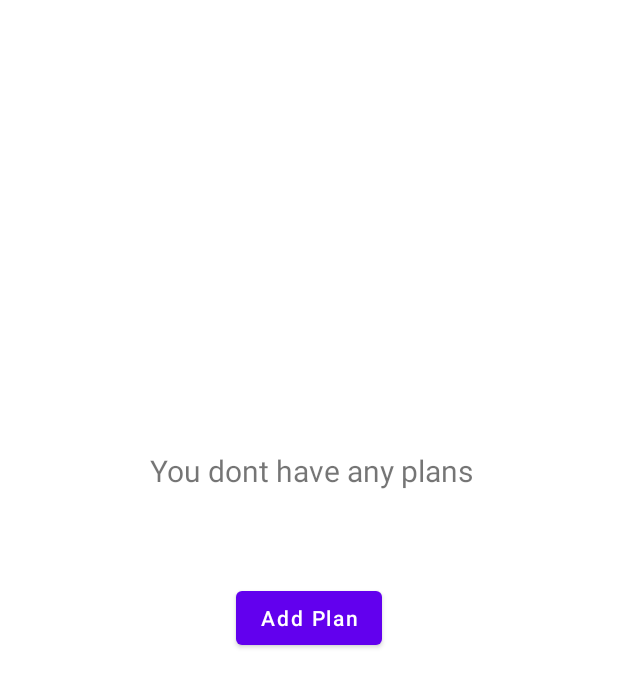
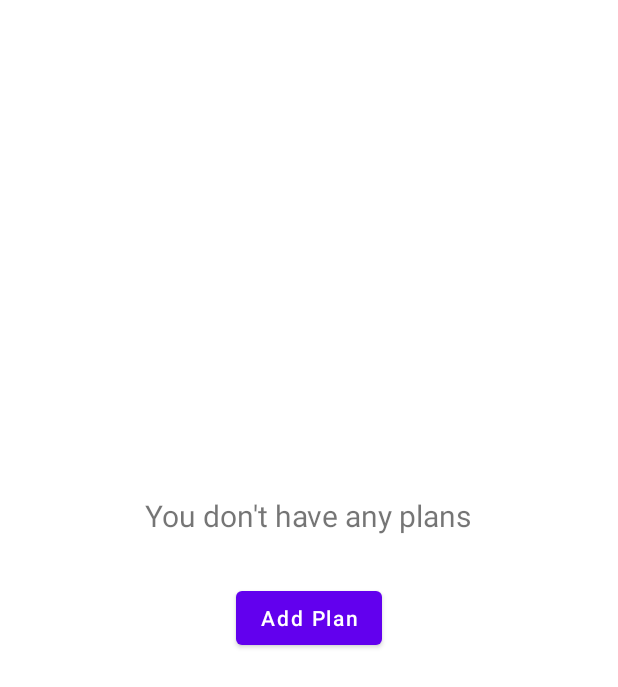
Before and after one commit to matiry321/Gymming, an Android app: the PlanActivity screen opened directly, with no data from a screen before it, on a phone screen of 412 x 824 dp. Shown: the top 687 px of the screen. Run offline under Robolectric (Android 15) with nearby library versions, the phone set to English and light mode, and no system bars.

Commit message:
2nd commit

```diff
--- a/app/src/main/java/com/example/gymming/MainActivity2.java
+++ b/app/src/main/java/com/example/gymming/MainActivity2.java
@@ -15,7 +15,7 @@ public class MainActivity2 extends AppCompatActivity {
 
 
         @Override
-    protected void onCreate(Bundle savedInstanceState) {
+        protected void onCreate(Bundle savedInstanceState) {
         super.onCreate(savedInstanceState);
         setContentView(R.layout.activity_main2);
             btnPlans=findViewById(R.id.btnPlans);
--- a/app/src/main/java/com/example/gymming/Plan.java
+++ b/app/src/main/java/com/example/gymming/Plan.java
@@ -35,6 +35,7 @@ public class Plan implements Parcelable {//Why do we use parcelable
             return new Plan[size];
         }
     };
+
 
     public Modelclass getTraining() {
         return training;
--- a/app/src/main/java/com/example/gymming/PlanActivity.java
+++ b/app/src/main/java/com/example/gymming/PlanActivity.java
@@ -32,32 +32,15 @@ public class PlanActivity extends AppCompatActivity {
     protected void onCreate(Bundle savedInstanceState) {
         super.onCreate(savedInstanceState);
         setContentView(R.layout.activity_plan);
-        Mondayedit = findViewById(R.id.Mondayedit);
-        Tuesdayedit = findViewById(R.id.Tuesdayedit);
-        Wednesdayedit = findViewById(R.id.Wednesdayedit);
-        Thursdayedit = findViewById(R.id.Thursdayedit);
-        Fridayedit = findViewById(R.id.Fridayedit);
-        Saturdayedit = findViewById(R.id.Saturdayedit);
-        Sundayedit = findViewById(R.id.Sundayedit);
-        addplan = findViewById(R.id.addplan);
-        rec1 = findViewById(R.id.rec1);
-        rec2 = findViewById(R.id.rec2);
-        rec3 = findViewById(R.id.rec3);
-        rec4 = findViewById(R.id.rec4);
-        rec5 = findViewById(R.id.rec5);
-        rec6 = findViewById(R.id.rec6);
-        rec7 = findViewById(R.id.rec7);
-        noplanRel = findViewById(R.id.noplanRel);
-        scroll = findViewById(R.id.scroll);
+        initViews();
 
-        ArrayList<Plan> plans=Utils.getPlans();
+        ArrayList<Plan> plans = Utils.getPlans();
         if(null!=plans)
         {
             if (plans.size() > 0)
             {
                 noplanRel.setVisibility(View.GONE);
                 scroll.setVisibility(View.VISIBLE);
-
                 initRecview();
                 setEditOnClickListener();
             }
@@ -194,11 +177,33 @@ public class PlanActivity extends AppCompatActivity {
             }
             return plans;
         }
-
-    @Override
-    public void onBackPressed() {
+       @Override
+       public void onBackPressed() {
         Intent intent=new Intent(this,MainActivity2.class);
         intent.setFlags(Intent.FLAG_ACTIVITY_CLEAR_TASK|Intent.FLAG_ACTIVITY_NEW_TASK);
         startActivity(intent);
     }
+
+        private void initViews()
+        {
+            Mondayedit = findViewById(R.id.Mondayedit);
+            Tuesdayedit = findViewById(R.id.Tuesdayedit);
+            Wednesdayedit = findViewById(R.id.Wednesdayedit);
+            Thursdayedit = findViewById(R.id.Thursdayedit);
+            Fridayedit = findViewById(R.id.Fridayedit);
+            Saturdayedit = findViewById(R.id.Saturdayedit);
+            Sundayedit = findViewById(R.id.Sundayedit);
+            addplan = findViewById(R.id.addplan);
+            rec1 = findViewById(R.id.rec1);
+            rec2 = findViewById(R.id.rec2);
+            rec3 = findViewById(R.id.rec3);
+            rec4 = findViewById(R.id.rec4);
+            rec5 = findViewById(R.id.rec5);
+            rec6 = findViewById(R.id.rec6);
+            rec7 = findViewById(R.id.rec7);
+            noplanRel = findViewById(R.id.noplanRel);
+            scroll = findViewById(R.id.scroll);
+        }
+
+
 }
--- a/app/src/main/res/layout/activity_plan.xml
+++ b/app/src/main/res/layout/activity_plan.xml
@@ -17,19 +17,24 @@
             android:textAllCaps="false"
             android:layout_centerInParent="true"
             android:id="@+id/addplan"/>
+
         <TextView
+            android:id="@+id/noplan"
             android:layout_width="wrap_content"
             android:layout_height="wrap_content"
-            android:layout_marginTop="300dp"
-            android:layout_marginLeft="100dp"
-            android:text="You dont have any plans"
-            android:textSize="20sp"
-            android:id="@+id/noplan"/>
+            android:layout_centerHorizontal="true"
+
+            android:layout_marginTop="330dp"
+
+            android:text="You don't have any plans"
+            android:textSize="20sp" />
     </RelativeLayout>
+
     <androidx.core.widget.NestedScrollView
         android:layout_width="match_parent"
         android:layout_height="match_parent"
-        android:id="@+id/scroll">
+        android:id="@+id/scroll"
+        android:layout_margin="15dp">
         <RelativeLayout
             android:layout_width="wrap_content"
             android:layout_height="wrap_content">
```
Also changed, not shown: app/src/main/java/com/example/gymming/PlanAdapter.java (+4 -3 lines), app/src/main/java/com/example/gymming/PlanDetailDialog.java (+12 -9 lines), app/src/main/java/com/example/gymming/ThedescActivity.java (+14 -12 lines), app/src/main/java/com/example/gymming/Utils.java (+12 -1 lines), app/src/main/res/layout/dialog_plan_details.xml (+19 -11 lines).
